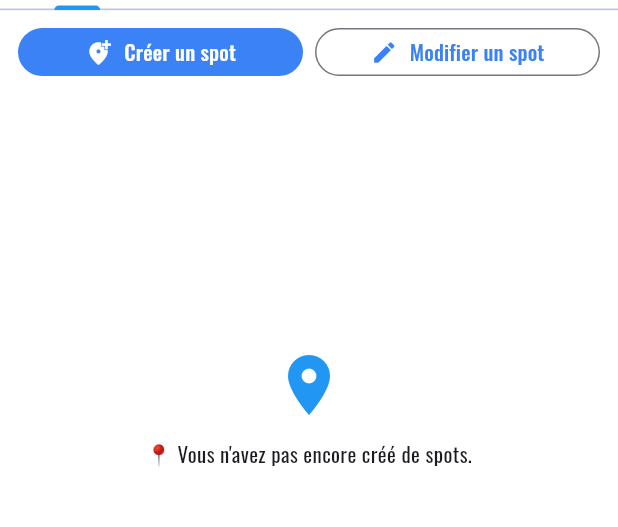
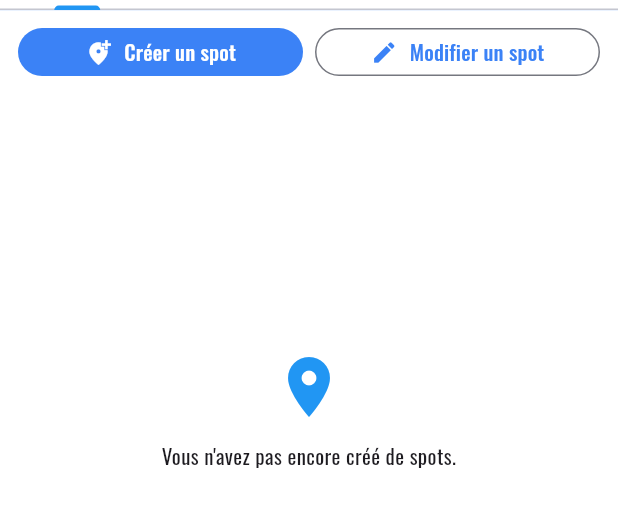
Before and after one commit to SchwaaarZy/allspots, a Flutter app: the ProfilePage screen opened directly, on a phone screen of 412 x 824 dp, the part 509-1036 px from its top. Run offline on Flutter 3.47's test engine with Material 3 defaults, Android fonts, the phone set to English and light mode, and no system bars; our stand-ins replace cached_network_image, cloud_firestore, firebase_auth, firebase_core, flutter_riverpod, geolocator and 6 more; missing offline and left inert: flutter_google_maps_webservices; accounts and stored records are empty; network calls fail.

Commit message:
Fix profile page

```diff
--- a/lib/features/profile/presentation/profile_page.dart
+++ b/lib/features/profile/presentation/profile_page.dart
@@ -950,7 +950,7 @@ class _MyPoiTabState extends ConsumerState<_MyPoiTab> {
                   const Icon(Icons.location_on, size: 48, color: Colors.blue),
                   const SizedBox(height: 12),
                   const Text(
-                    '📍 Vous n\'avez pas encore créé de spots.',
+                    'Vous n\'avez pas encore créé de spots.',
                     textAlign: TextAlign.center,
                   ),
                 ],
@@ -1139,7 +1139,7 @@ class _FavoritesTabState extends ConsumerState<_FavoritesTab> {
                 children: [
                   const Icon(Icons.favorite, size: 48, color: Colors.red),
                   const SizedBox(height: 12),
-                  const Text('❤️ Aucun favori pour le moment',
+                  const Text('Aucun favori pour le moment',
                       textAlign: TextAlign.center),
                 ],
               ),
```
